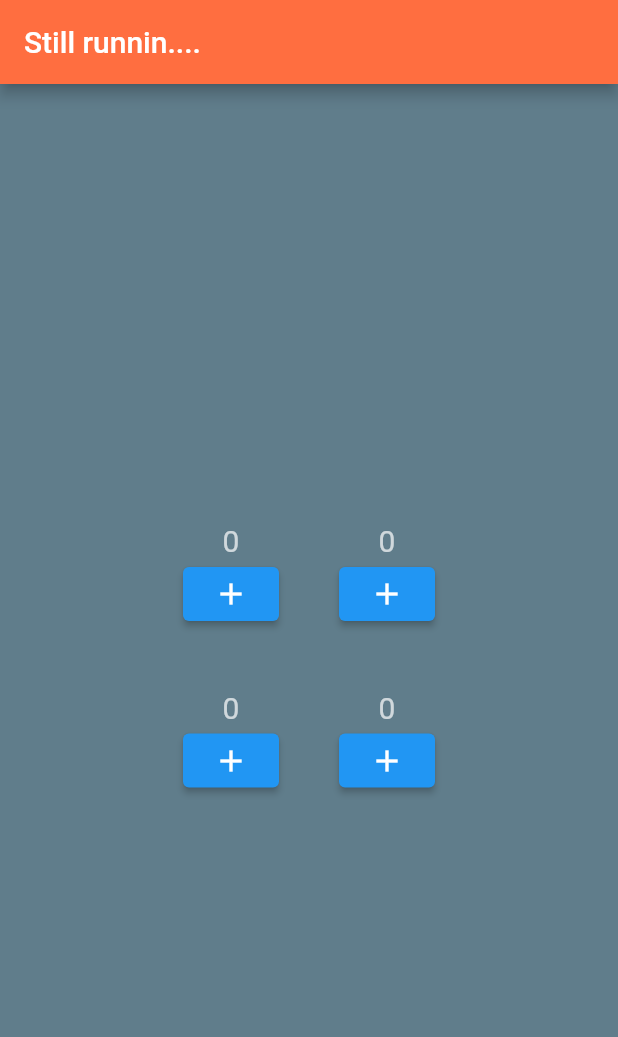
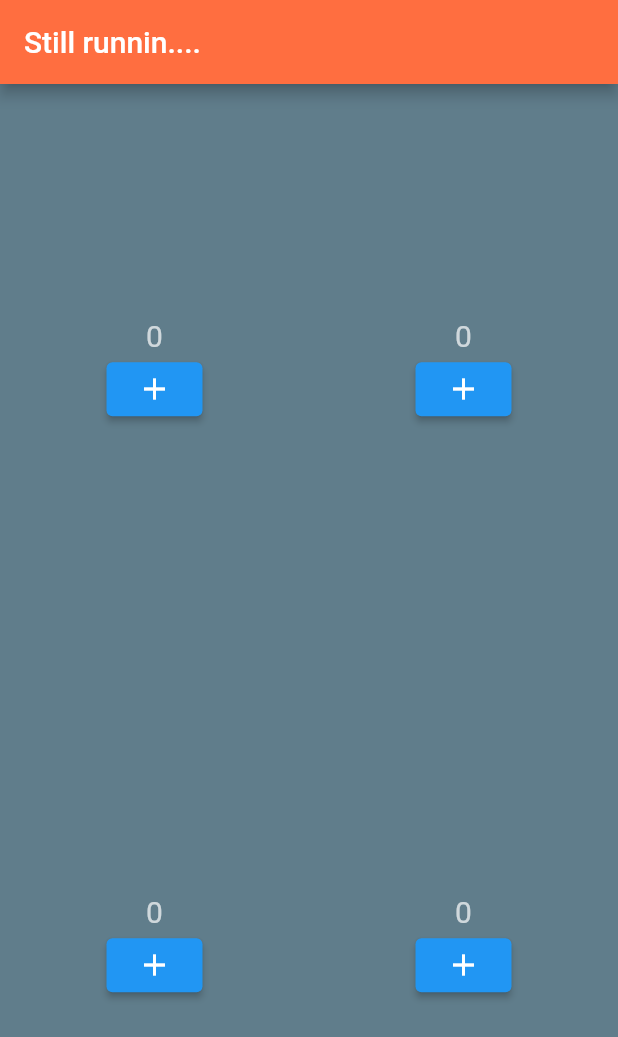
Before and after one commit to nati-m-afw/startup-namer, a Flutter app: the screen it shows after launch, on a phone screen of 412 x 824 dp. Shown: the top 1037 px of the screen. Run offline on Flutter 3.47's test engine with Material 2 defaults, Android fonts, the phone set to English and light mode, and no system bars.

Commit message:
Spacing Using MainAxisAlignment.spaceAround

```diff
--- a/lib/main.dart
+++ b/lib/main.dart
@@ -30,23 +30,19 @@ class MyApp extends StatelessWidget {
           body: Column(
             // alignment: Alignment.center,
             // padding: EdgeInsets.fromLTRB(0,30,0,0),
-            mainAxisAlignment: MainAxisAlignment.center, // Align vertically
+            mainAxisAlignment: MainAxisAlignment.spaceAround, // Align vertically
             children:  [
                 Row(
-                    mainAxisAlignment: MainAxisAlignment.center, // Align horizontally
-                    // padding: EdgeInsets.all(10.0),
+                    mainAxisAlignment: MainAxisAlignment.spaceAround, // Align horizontally
                     children: [
                         HomePage(),
-                        SizedBox(height: 40, width: 40),
                         HomePage(),
                     ]
                 ),
-                SizedBox(height: 40, width: 40,),
                 Row(
-                    mainAxisAlignment: MainAxisAlignment.center, // Align horizontally
+                    mainAxisAlignment: MainAxisAlignment.spaceAround, // Align horizontally
                     children: [
                         HomePage(),
-                        SizedBox(height: 40, width: 40,),
                         HomePage(),
                     ]
                 ),
```
